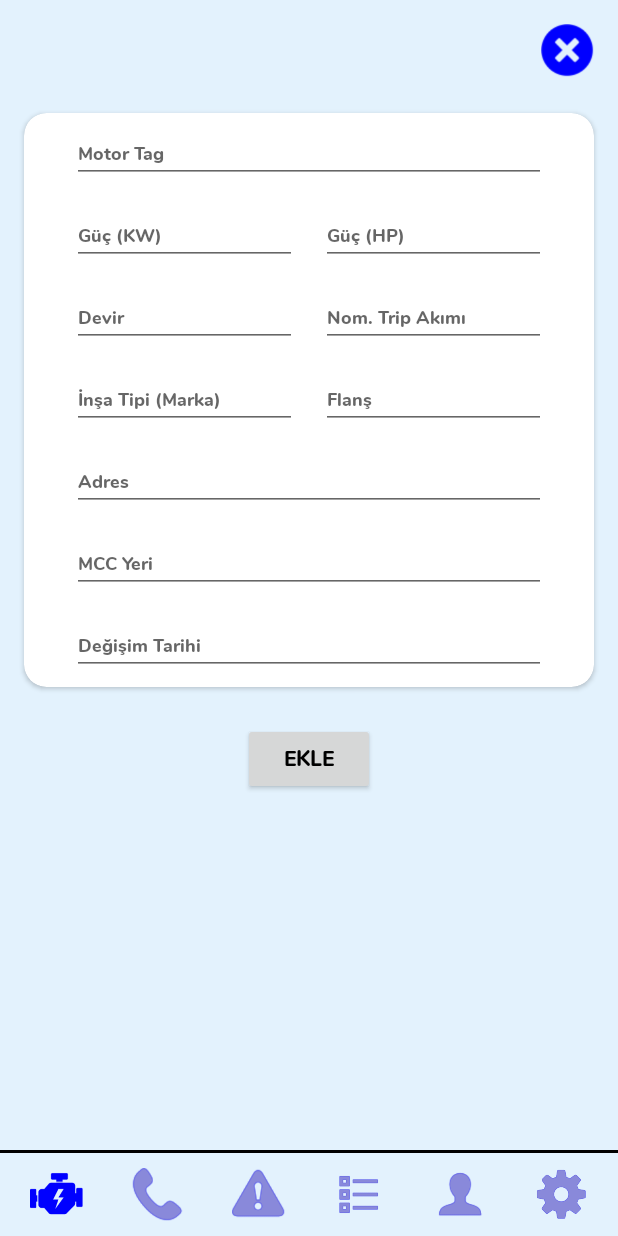
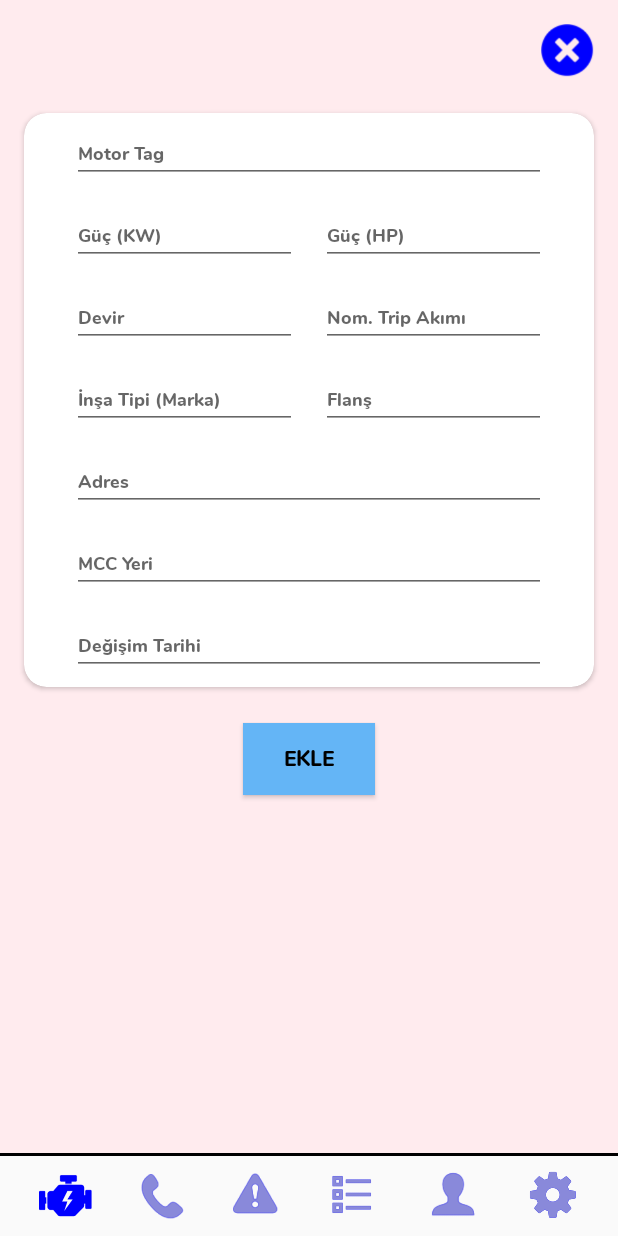
Before and after one commit to anilk91/Pm3Elektrik, an Android app: the fragment MotorEkle placed in its activity, on a phone screen of 412 x 824 dp. Run offline under Robolectric (Android 15) with nearby library versions, the phone set to English and light mode, and no system bars; our stand-ins replace Firebase (no records; nobody signed in at launch, a user with empty details on screens opened directly); libraries missing offline, so code that uses them is left out: com.github.clans.fab; 8 statements that could not run were skipped.

Commit message:
initial commit

```diff
--- a/app/build.gradle
+++ b/app/build.gradle
@@ -43,4 +43,5 @@ dependencies {
 
     //floating action bar kütüphanesi
     implementation 'com.github.clans:fab:1.6.4'
+
 }
--- a/app/src/main/java/com/example/pm3elektrik/MotorListeSayfasi/EkleFragmentleri/MotorEkle.kt
+++ b/app/src/main/java/com/example/pm3elektrik/MotorListeSayfasi/EkleFragmentleri/MotorEkle.kt
@@ -17,10 +17,12 @@ import com.example.pm3elektrik.MotorListeSayfasi.MotorListeModel.MotorModel
 import com.example.pm3elektrik.R
 import com.google.firebase.database.FirebaseDatabase
 
+
 class MotorEkle : Fragment() {
 
     val motor_liste = MotorModel()
     val ref = FirebaseDatabase.getInstance().reference
+
 
     override fun onCreateView(inflater: LayoutInflater, container: ViewGroup?, savedInstanceState: Bundle?): View? {
         val view = inflater.inflate(R.layout.fragment_motor_ekle, container, false)
@@ -103,8 +105,8 @@ class MotorEkle : Fragment() {
             motor_liste.motorGucHP = motorGucHP
         }
         ref.child("MotorListe")
+            .child("Motor")
             .child(motorTag)
-            .child("Motor")
             .setValue(motor_liste).addOnCompleteListener {
 
                 if(it.isSuccessful){
@@ -115,5 +117,4 @@ class MotorEkle : Fragment() {
             }
     }
 
-
 }
--- a/app/src/main/java/com/example/pm3elektrik/MotorListeSayfasi/MotorListe.kt
+++ b/app/src/main/java/com/example/pm3elektrik/MotorListeSayfasi/MotorListe.kt
@@ -23,8 +23,11 @@ import com.example.pm3elektrik.MotorListeSayfasi.RVAdapter.MotorRVAdapter
 import com.example.pm3elektrik.R
 import kotlinx.android.synthetic.main.activity_ana_sayfa.*
 import com.github.clans.fab.FloatingActionButton
+import com.google.android.gms.tasks.OnCompleteListener
+import com.google.android.gms.tasks.Task
 import com.google.firebase.database.*
 import kotlinx.android.synthetic.main.fragment_motor_liste.view.*
+import kotlinx.android.synthetic.main.fragment_salter_ekle.*
 
 
 class MotorListe : Fragment() {
@@ -33,6 +36,7 @@ class MotorListe : Fragment() {
     lateinit var mFAB_cekmece: FloatingActionButton
     lateinit var mFAB_motor: FloatingActionButton
     lateinit var motorListeLayout : ConstraintLayout
+
 
     override fun onCreateView(inflater: LayoutInflater, container: ViewGroup?, savedInstanceState: Bundle?): View? {
 
@@ -66,10 +70,8 @@ class MotorListe : Fragment() {
 
         val ref = FirebaseDatabase.getInstance().reference //MotorListe -2HD18 - Motor -motorTag
         ref.child("MotorListe")
-            .child("3DD30")
-            .orderByChild("motorTag")
-
-            .addListenerForSingleValueEvent( object :ValueEventListener{
+            .child("Motor")
+            .addValueEventListener( object :ValueEventListener{
                 override fun onCancelled(p0: DatabaseError) {}
                 override fun onDataChange(p0: DataSnapshot) {
 
@@ -80,14 +82,15 @@ class MotorListe : Fragment() {
                         motorListesi.add(MotorModel(okunanBilgiler!!.motorTag,okunanBilgiler.motorMCCYeri,okunanBilgiler.motorGucKW, okunanBilgiler.motorDevir))
                         Log.e("motor",okunanBilgiler.motorTag + okunanBilgiler.motorMCCYeri + okunanBilgiler.motorGucKW + okunanBilgiler.motorDevir)
                     }
-                    recyclerAdapter(motorListesi, activity!!.applicationContext)
+                    recyclerAdapter(motorListesi)
 
                 }
 
             })
     }
 
-    private fun recyclerAdapter(motorGelenListe : ArrayList<MotorModel>,mContext : Context) {
+
+    private fun recyclerAdapter(motorGelenListe : ArrayList<MotorModel>) {
 
         val mContext = view?.context as Context
         val myAdapter = MotorRVAdapter(motorGelenListe,mContext)
--- a/app/src/main/res/layout/activity_ana_sayfa.xml
+++ b/app/src/main/res/layout/activity_ana_sayfa.xml
@@ -5,59 +5,79 @@
         xmlns:app="http://schemas.android.com/apk/res-auto"
         android:layout_width="match_parent"
         android:layout_height="match_parent"
-        tools:context=".AnaSayfa.AnaSayfa" android:background="#E3F2FD">
+        tools:context=".AnaSayfa.AnaSayfa">
+    <androidx.constraintlayout.widget.ConstraintLayout
+            android:layout_width="0dp"
+            android:layout_height="0dp"
+            android:id="@+id/AnaConstraintLayout"
+            app:layout_constraintTop_toTopOf="parent" app:layout_constraintStart_toStartOf="parent"
+            app:layout_constraintEnd_toEndOf="parent"
+            app:layout_constraintBottom_toTopOf="@+id/altBarConstraintLayout" android:background="#FFEBEE"
+    >
+
         <FrameLayout
                 android:layout_width="0dp"
                 android:layout_height="0dp"
+                android:id="@+id/containerFragment"
+                app:layout_constraintEnd_toEndOf="parent" app:layout_constraintStart_toStartOf="parent"
+                app:layout_constraintTop_toTopOf="parent" app:layout_constraintBottom_toBottomOf="parent"
+        >
+        </FrameLayout>
+    </androidx.constraintlayout.widget.ConstraintLayout>
+    <androidx.constraintlayout.widget.ConstraintLayout
+            android:layout_width="0dp"
+            android:layout_height="55dp" android:id="@+id/altBarConstraintLayout"
             app:layout_constraintStart_toStartOf="parent"
-            app:layout_constraintEnd_toEndOf="parent" app:layout_constraintTop_toTopOf="parent"
-            android:id="@+id/containerFragment"
-            app:layout_constraintBottom_toTopOf="@+id/view"/>
+            app:layout_constraintEnd_toEndOf="parent" app:layout_constraintBottom_toBottomOf="parent"
+    >
+
         <View
                 android:layout_width="wrap_content"
-            android:layout_height="2dp"
-            android:background="@android:color/black"
-            android:id="@+id/view" app:layout_constraintEnd_toEndOf="parent"
-            app:layout_constraintStart_toStartOf="parent"
-            app:layout_constraintBottom_toBottomOf="parent" android:layout_marginBottom="55dp"/>
+                android:layout_height="2dp" android:id="@+id/view" app:layout_constraintEnd_toEndOf="parent"
+                app:layout_constraintStart_toStartOf="parent" app:layout_constraintTop_toTopOf="parent"
+                android:background="@android:color/black"/>
         <ImageView
                 android:layout_width="35dp"
                 android:layout_height="35dp" app:srcCompat="@drawable/motor"
                 android:id="@+id/imgMotor"
                 app:layout_constraintBottom_toBottomOf="parent"
-            app:layout_constraintTop_toBottomOf="@+id/view" app:layout_constraintStart_toStartOf="parent"
-            android:layout_marginStart="20dp"/>
+                app:layout_constraintStart_toStartOf="parent"
+                android:layout_marginStart="26dp"
+                app:layout_constraintTop_toBottomOf="@+id/view"/>
         <ImageView
-            android:layout_width="35dp"
-            android:layout_height="35dp" app:srcCompat="@drawable/phone"
+                android:layout_width="30dp"
+                android:layout_height="30dp" app:srcCompat="@drawable/phone"
                 android:id="@+id/imgPhone" app:layout_constraintStart_toEndOf="@+id/imgMotor"
                 android:layout_marginStart="32dp"
-            app:layout_constraintTop_toBottomOf="@+id/view"
-            app:layout_constraintBottom_toBottomOf="parent"/>
+                app:layout_constraintBottom_toBottomOf="parent"
+                app:layout_constraintTop_toBottomOf="@+id/view"/>
         <ImageView
-            android:layout_width="35dp"
-            android:layout_height="35dp" app:srcCompat="@drawable/fault"
+                android:layout_width="30dp"
+                android:layout_height="30dp" app:srcCompat="@drawable/fault"
                 android:id="@+id/imgFault" app:layout_constraintStart_toEndOf="@+id/imgPhone"
                 android:layout_marginStart="32dp"
-            app:layout_constraintBottom_toBottomOf="parent" app:layout_constraintTop_toBottomOf="@+id/view"/>
+                app:layout_constraintBottom_toBottomOf="parent"
+                app:layout_constraintTop_toTopOf="@id/view"/>
         <ImageView
                 android:layout_width="35dp"
                 android:layout_height="35dp" app:srcCompat="@drawable/other"
                 android:id="@+id/imgOther" app:layout_constraintStart_toEndOf="@+id/imgFault"
                 android:layout_marginStart="32dp"
-            app:layout_constraintBottom_toBottomOf="parent" app:layout_constraintTop_toBottomOf="@+id/view"/>
+                app:layout_constraintBottom_toBottomOf="parent"
+                app:layout_constraintTop_toTopOf="@id/view"/>
         <ImageView
                 android:layout_width="35dp"
                 android:layout_height="35dp" app:srcCompat="@drawable/user"
                 android:id="@+id/imgUser" app:layout_constraintStart_toEndOf="@+id/imgOther"
-            android:layout_marginStart="32dp" app:layout_constraintTop_toBottomOf="@+id/view"
-            app:layout_constraintBottom_toBottomOf="parent"/>
+                android:layout_marginStart="32dp"
+                app:layout_constraintBottom_toBottomOf="parent"
+                app:layout_constraintTop_toTopOf="@id/view"/>
         <ImageView
-            android:layout_width="35dp"
-            android:layout_height="35dp" app:srcCompat="@drawable/setting"
+                android:layout_width="33dp"
+                android:layout_height="33dp" app:srcCompat="@drawable/setting"
                 android:id="@+id/imgSetting"
                 app:layout_constraintBottom_toBottomOf="parent"
-            app:layout_constraintTop_toBottomOf="@+id/view"
+                app:layout_constraintTop_toTopOf="@id/view"
                 app:layout_constraintStart_toEndOf="@+id/imgUser" android:layout_marginStart="32dp"/>
         <ImageView
                 android:layout_width="35dp"
@@ -66,14 +86,14 @@
                 app:layout_constraintBottom_toBottomOf="@+id/imgMotor" app:layout_constraintEnd_toEndOf="@+id/imgMotor"
                 app:layout_constraintTop_toTopOf="@+id/imgMotor" app:layout_constraintStart_toStartOf="@+id/imgMotor"/>
         <ImageView
-            android:layout_width="35dp"
-            android:layout_height="35dp" app:srcCompat="@drawable/phone_passive"
+                android:layout_width="30dp"
+                android:layout_height="30dp" app:srcCompat="@drawable/phone_passive"
                 android:id="@+id/imgPhonePassive"
                 app:layout_constraintBottom_toBottomOf="@+id/imgPhone" app:layout_constraintEnd_toEndOf="@+id/imgPhone"
                 app:layout_constraintTop_toTopOf="@+id/imgPhone" app:layout_constraintStart_toStartOf="@+id/imgPhone"/>
         <ImageView
-            android:layout_width="35dp"
-            android:layout_height="35dp" app:srcCompat="@drawable/fault_passive"
+                android:layout_width="30dp"
+                android:layout_height="30dp" app:srcCompat="@drawable/fault_passive"
                 android:id="@+id/imgFaultPassive"
                 app:layout_constraintBottom_toBottomOf="@+id/imgFault" app:layout_constraintEnd_toEndOf="@+id/imgFault"
                 app:layout_constraintTop_toTopOf="@+id/imgFault" app:layout_constraintStart_toStartOf="@+id/imgFault"/>
@@ -90,9 +110,14 @@
                 app:layout_constraintBottom_toBottomOf="@+id/imgUser" app:layout_constraintEnd_toEndOf="@+id/imgUser"
                 app:layout_constraintTop_toTopOf="@+id/imgUser" app:layout_constraintStart_toStartOf="@+id/imgUser"/>
         <ImageView
-            android:layout_width="35dp"
-            android:layout_height="35dp" app:srcCompat="@drawable/setting_passive"
+                android:layout_width="33dp"
+                android:layout_height="33dp" app:srcCompat="@drawable/setting_passive"
                 android:id="@+id/imgSettingPassive"
-            app:layout_constraintBottom_toBottomOf="@+id/imgSetting" app:layout_constraintEnd_toEndOf="@+id/imgSetting"
-            app:layout_constraintTop_toTopOf="@+id/imgSetting" app:layout_constraintStart_toStartOf="@+id/imgSetting"/>
+                app:layout_constraintBottom_toBottomOf="@+id/imgSetting"
+                app:layout_constraintEnd_toEndOf="@+id/imgSetting"
+                app:layout_constraintTop_toTopOf="@+id/imgSetting"
+                app:layout_constraintStart_toStartOf="@+id/imgSetting"/>
+
     </androidx.constraintlayout.widget.ConstraintLayout>
+
+</androidx.constraintlayout.widget.ConstraintLayout>
--- /dev/null
+++ b/app/src/main/res/layout/fragment_ariza_liste.xml
@@ -0,0 +1,6 @@
+<?xml version="1.0" encoding="utf-8"?>
+<androidx.constraintlayout.widget.ConstraintLayout xmlns:android="http://schemas.android.com/apk/res/android"
+             xmlns:tools="http://schemas.android.com/tools"
+             android:layout_width="match_parent"
+             android:layout_height="match_parent"
+             tools:context=".ArizaListeSayfasi.ArizaListe"/>
--- /dev/null
+++ b/app/src/main/res/layout/fragment_ayarlar.xml
@@ -0,0 +1,6 @@
+<?xml version="1.0" encoding="utf-8"?>
+<androidx.constraintlayout.widget.ConstraintLayout xmlns:android="http://schemas.android.com/apk/res/android"
+             xmlns:tools="http://schemas.android.com/tools"
+             android:layout_width="match_parent"
+             android:layout_height="match_parent"
+             tools:context=".AyarlarSayfasi.Ayarlar"/>
--- /dev/null
+++ b/app/src/main/res/layout/fragment_diger_bilgiler.xml
@@ -0,0 +1,6 @@
+<?xml version="1.0" encoding="utf-8"?>
+<androidx.constraintlayout.widget.ConstraintLayout xmlns:android="http://schemas.android.com/apk/res/android"
+             xmlns:tools="http://schemas.android.com/tools"
+             android:layout_width="match_parent"
+             android:layout_height="match_parent"
+             tools:context=".DigerBilgilerSayfasi.DigerBilgiler"/>
--- /dev/null
+++ b/app/src/main/res/layout/fragment_kullanicilar.xml
@@ -0,0 +1,6 @@
+<?xml version="1.0" encoding="utf-8"?>
+<androidx.constraintlayout.widget.ConstraintLayout xmlns:android="http://schemas.android.com/apk/res/android"
+             xmlns:tools="http://schemas.android.com/tools"
+             android:layout_width="match_parent"
+             android:layout_height="match_parent"
+             tools:context=".KullanicilarSayfasi.Kullanicilar"/>
--- a/app/src/main/res/layout/fragment_motor_ekle.xml
+++ b/app/src/main/res/layout/fragment_motor_ekle.xml
@@ -5,7 +5,7 @@
                                                    android:layout_width="match_parent"
                                                    android:layout_height="match_parent"
                                                    tools:context=".MotorListeSayfasi.EkleFragmentleri.MotorEkle"
-                                                   android:id="@+id/motorEkleConst" android:background="#E3F2FD">
+                                                   android:id="@+id/motorEkleConst" android:background="#FFEBEE">
     <ScrollView
             android:layout_width="0dp"
             android:layout_height="0dp" app:layout_constraintTop_toBottomOf="@+id/imgMotorCLose"
@@ -27,7 +27,7 @@
                     app:layout_constraintTop_toBottomOf="@+id/cardView"
                     app:layout_constraintBottom_toBottomOf="parent" android:layout_marginBottom="8dp"
                     app:layout_constraintEnd_toEndOf="parent"
-                    app:layout_constraintStart_toStartOf="parent"/>
+                    app:layout_constraintStart_toStartOf="parent" android:background="#64B5F6"/>
             <androidx.cardview.widget.CardView
                     android:layout_width="match_parent"
                     android:layout_height="wrap_content"
--- a/app/src/main/res/layout/fragment_motor_liste.xml
+++ b/app/src/main/res/layout/fragment_motor_liste.xml
@@ -5,7 +5,7 @@
                                                    android:layout_width="match_parent"
                                                    android:layout_height="match_parent"
                                                    tools:context=".MotorListeSayfasi.MotorListe"
-                                                   android:background="#E3F2FD">
+                                                   android:background="#FFEBEE">
 
     <androidx.constraintlayout.widget.ConstraintLayout android:layout_width="match_parent"
                                                        android:layout_height="match_parent"
--- a/app/src/main/res/layout/fragment_salter_ekle.xml
+++ b/app/src/main/res/layout/fragment_salter_ekle.xml
@@ -4,7 +4,7 @@
                                                    xmlns:tools="http://schemas.android.com/tools"
                                                    android:layout_width="match_parent"
                                                    android:layout_height="match_parent"
-                                                   android:background="#E3F2FD">
+                                                   android:background="#FFEBEE">
 
 
     <ScrollView
--- /dev/null
+++ b/app/src/main/res/layout/fragment_telefon_listesi.xml
@@ -0,0 +1,6 @@
+<?xml version="1.0" encoding="utf-8"?>
+<androidx.constraintlayout.widget.ConstraintLayout xmlns:android="http://schemas.android.com/apk/res/android"
+             xmlns:tools="http://schemas.android.com/tools"
+             android:layout_width="match_parent"
+             android:layout_height="match_parent"
+             tools:context=".TelefonListeSayfasi.TelefonListesi"/>
```
Also changed, not shown: app/src/main/java/com/example/pm3elektrik/ArizaListeSayfasi/ArizaListe.kt (added, +23 -0 lines), app/src/main/java/com/example/pm3elektrik/AyarlarSayfasi/Ayarlar.kt (added, +22 -0 lines), app/src/main/java/com/example/pm3elektrik/DigerBilgilerSayfasi/DigerBilgiler.kt (added, +22 -0 lines), app/src/main/java/com/example/pm3elektrik/KullanicilarSayfasi/Kullanicilar.kt (added, +22 -0 lines), app/src/main/java/com/example/pm3elektrik/MotorListeSayfasi/EkleFragmentleri/SalterEkle.kt (+34 -34 lines), app/src/main/java/com/example/pm3elektrik/TelefonListeSayfasi/TelefonListesi.kt (added, +23 -0 lines). Lines whose indentation alone changed are shown as unchanged.
